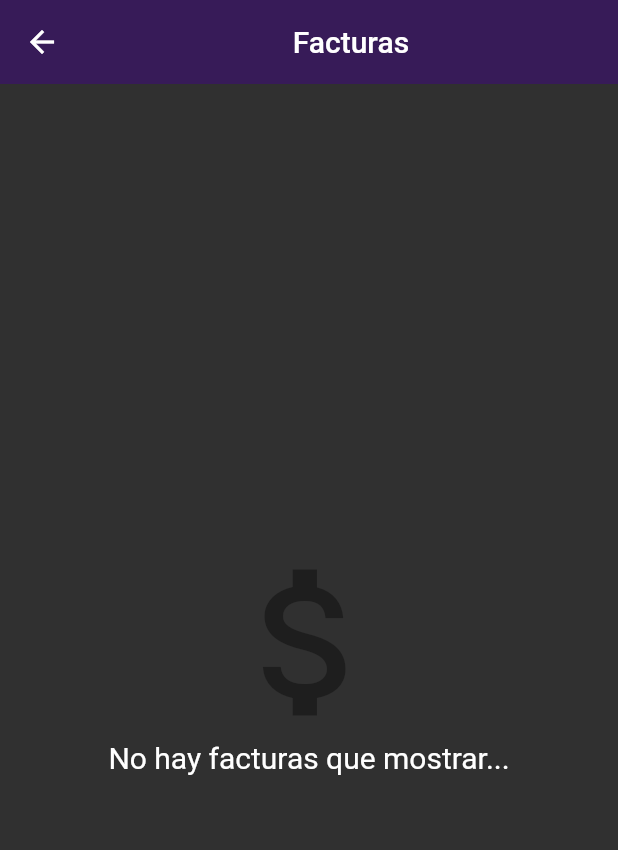
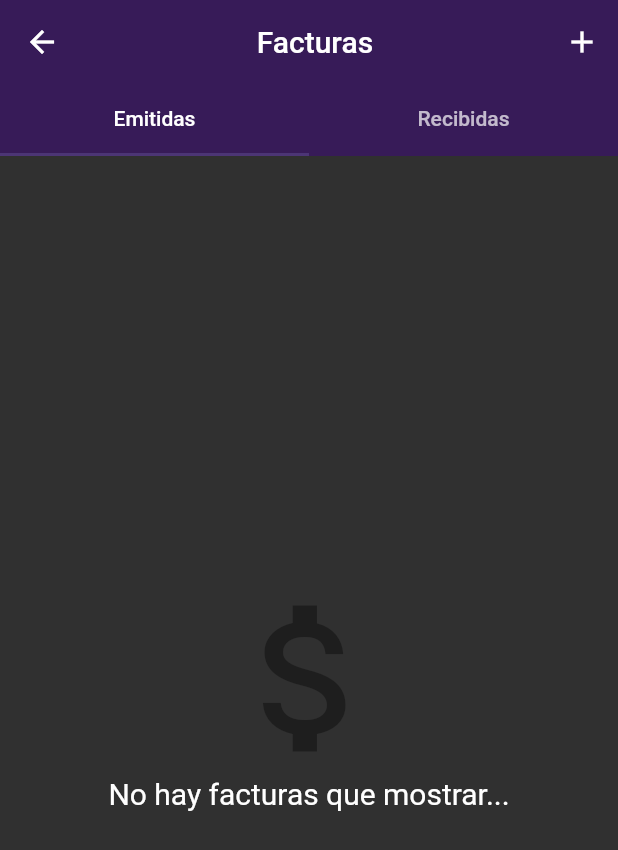
Before and after one commit to B3rert/facuturas_registro, a Flutter app: the FacturasScreen screen opened by its route, on a phone screen of 412 x 824 dp. Shown: the top 850 px of the screen. Run offline on Flutter 3.47's test engine with Material 2 defaults, Android fonts, the light colour scheme and no system bars.

Commit message:
view list facturas

```diff
--- a/lib/screens/facturas_screen.dart
+++ b/lib/screens/facturas_screen.dart
@@ -1,4 +1,6 @@
+import 'package:facuturas_registro/models/models.dart';
 import 'package:facuturas_registro/providers/provider.dart';
+import 'package:facuturas_registro/themes/app_theme.dart';
 import 'package:facuturas_registro/widgets/not_found_widget.dart';
 import 'package:flutter/material.dart';
 import 'package:provider/provider.dart';
@@ -13,18 +15,106 @@ class FacturasScreen extends StatelessWidget {
   Widget build(BuildContext context) {
     final facturaProvider = Provider.of<FacturaProvider>(context);
 
-    return Scaffold(
+    //Separate the facturas into two lists, one for Emitidas and one for Recibidas
+    final List<FacturaModel> facturasEmitidas = [];
+    final List<FacturaModel> facturasRecibidas = [];
+    for (FacturaModel factura in facturaProvider.facturas) {
+      if (factura.tipo == 'Emitida') {
+        facturasEmitidas.add(factura);
+      } else {
+        facturasRecibidas.add(factura);
+      }
+    }
+
+    //app bar title facturas with 2 tabs emitidas and recibidas
+    return DefaultTabController(
+      length: 2,
+      child: Scaffold(
         appBar: AppBar(
           title: const Center(child: Text('Facturas')),
+          bottom: const TabBar(
+            indicatorColor: AppTheme.secondary,
+            tabs: [
+              Tab(
+                text: 'Emitidas',
               ),
-      body: facturaProvider.facturas.isEmpty
+              Tab(
+                text: 'Recibidas',
+              ),
+            ],
+          ),
+          actions: [
+            IconButton(
+              icon: const Icon(Icons.add),
+              onPressed: () {
+                Navigator.pushNamed(context, 'ingresar');
+              },
+            ),
+          ],
+        ),
+        body: TabBarView(
+          children: [
+            //emitidas tab
+            _Emitidas(facturas: facturasEmitidas),
+            //recibidas tab
+            _Recibidas(
+              facturas: facturasRecibidas,
+            ),
+          ],
+        ),
+      ),
+    );
+  }
+}
+
+class _Recibidas extends StatelessWidget {
+  const _Recibidas({
+    Key? key,
+    required this.facturas,
+  }) : super(key: key);
+
+  final List<FacturaModel> facturas;
+
+  @override
+  Widget build(BuildContext context) {
+    return facturas.isEmpty
         ? const NotFoundWidget(
             text: "No hay facturas que mostrar...",
           )
         : ListView.separated(
-              itemCount: facturaProvider.facturas.length,
+            itemCount: facturas.length,
             itemBuilder: (context, index) {
-                final factura = facturaProvider.facturas[index];
+              final factura = facturas[index];
+              return ListTile(
+                title: Text(factura.proveedor.nombre),
+                subtitle: Text(factura.fecha),
+                trailing: Text('${factura.total}'),
+                onTap: () {},
+              );
+            },
+            separatorBuilder: (context, index) => const Divider(),
+          );
+  }
+}
+
+class _Emitidas extends StatelessWidget {
+  const _Emitidas({
+    Key? key,
+    required this.facturas,
+  }) : super(key: key);
+
+  final List<FacturaModel> facturas;
+
+  @override
+  Widget build(BuildContext context) {
+    return facturas.isEmpty
+        ? const NotFoundWidget(
+            text: "No hay facturas que mostrar...",
+          )
+        : ListView.separated(
+            itemCount: facturas.length,
+            itemBuilder: (context, index) {
+              final factura = facturas[index];
               return ListTile(
                 title: Text(factura.proveedor.nombre),
                 subtitle: Text(factura.fecha),
@@ -32,7 +122,6 @@ class FacturasScreen extends StatelessWidget {
               );
             },
             separatorBuilder: (context, index) => const Divider(),
-            ),
           );
   }
 }
--- a/lib/screens/ingresar_screen.dart
+++ b/lib/screens/ingresar_screen.dart
@@ -88,7 +88,7 @@ class IngresarScreen extends StatelessWidget {
               CustomDropdownWidget(
                 formProperty: "tipo",
                 formValues: formIngresar.formValues,
-                items: const ["Ventas", "Compras"],
+                items: const ["Emitida", "Recibida"],
               ),
             ],
           ),
--- a/lib/widgets/custom_dropdown_widget.dart
+++ b/lib/widgets/custom_dropdown_widget.dart
@@ -17,7 +17,7 @@ class CustomDropdownWidget extends StatefulWidget {
 }
 
 class _CustomDropdownWidgetState extends State<CustomDropdownWidget> {
-  String _chosenValue = 'Ventas';
+  String _chosenValue = 'Recibida';
 
   @override
   Widget build(BuildContext context) {
```
Lines whose indentation alone changed are shown as unchanged.
